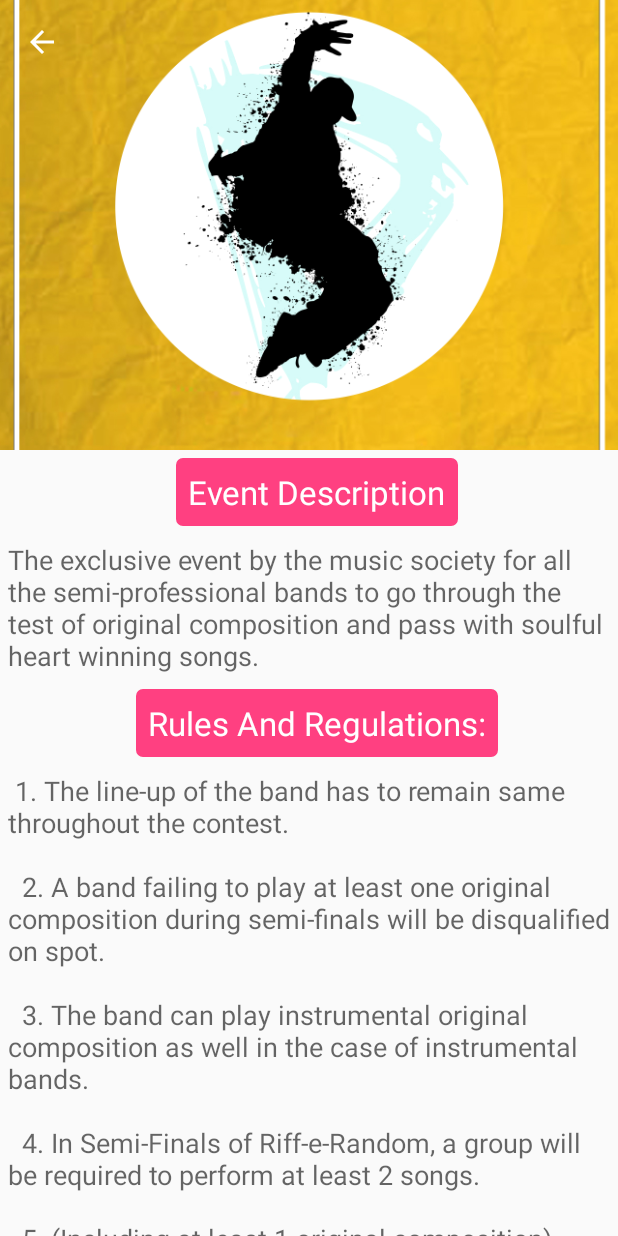
After one commit to MohitKhaitan/KIIT_FEST, an Android app: the BeatsRiffERandom screen opened directly, with no data from a screen before it, on a phone screen of 412 x 824 dp. The commit adds this screen. Run offline under Robolectric (Android 15) with nearby library versions, the phone set to English and light mode, and no system bars.

Commit message:
Initial Commit

```diff
--- a/app/src/main/AndroidManifest.xml
+++ b/app/src/main/AndroidManifest.xml
@@ -52,6 +52,10 @@
             android:parentActivityName=".SubEventBeatsListActivity"
             android:theme="@style/AppTheme.NoActionBar"
             android:label=""/>
+        <activity android:name=".BeatsRiffERandom"
+            android:parentActivityName=".SubEventBeatsListActivity"
+            android:theme="@style/AppTheme.NoActionBar"
+            android:label=""/>
 
         <!-- BEATS SUB EVENT ACTIVITY END-->
 
--- /dev/null
+++ b/app/src/main/java/com/appodroid/mohitkhaitan/kiitfest/BeatsRiffERandom.java
@@ -0,0 +1,30 @@
+package com.appodroid.mohitkhaitan.kiitfest;
+
+import android.os.Bundle;
+import android.support.v7.app.AppCompatActivity;
+import android.support.v7.widget.Toolbar;
+import android.widget.ImageView;
+
+import com.bumptech.glide.Glide;
+
+/**
+ * Created by MOHIT KHAITAN on 22-01-2016.
+ */
+public class BeatsRiffERandom extends AppCompatActivity {
+
+    ImageView imgView;
+    Toolbar toolbar;
+
+    @Override
+    public void onCreate(Bundle savedInstanceState){
+        super.onCreate(savedInstanceState);
+        setContentView(R.layout.beats_riff_e_random);
+
+        toolbar = (Toolbar)findViewById(R.id.toolbar);
+        setSupportActionBar(toolbar);
+        getSupportActionBar().setDisplayHomeAsUpEnabled(true);
+
+        imgView = (ImageView)findViewById(R.id.backdrop);
+        Glide.with(getApplicationContext()).load(R.drawable.dance).into(imgView);
+    }
+}
--- a/app/src/main/java/com/appodroid/mohitkhaitan/kiitfest/SubEventBeatsListActivity.java
+++ b/app/src/main/java/com/appodroid/mohitkhaitan/kiitfest/SubEventBeatsListActivity.java
@@ -74,7 +74,9 @@ public class SubEventBeatsListActivity extends AppCompatActivity {
 //                        Toast.makeText(getApplicationContext(),"Card 3",Toast.LENGTH_SHORT).show();
                         break;
                     case 3:
-                        Toast.makeText(getApplicationContext(),"Card 4",Toast.LENGTH_SHORT).show();
+                        intentBeats = new Intent(getApplicationContext(),BeatsRiffERandom.class);
+                        startActivity(intentBeats);
+//                        Toast.makeText(getApplicationContext(),"Card 4",Toast.LENGTH_SHORT).show();
                         break;
                     case 4:
                         Toast.makeText(getApplicationContext(),"Card 5",Toast.LENGTH_SHORT).show();
--- /dev/null
+++ b/app/src/main/res/layout/beats_riff_e_random.xml
@@ -0,0 +1,209 @@
+<?xml version="1.0" encoding="utf-8"?>
+<RelativeLayout xmlns:android="http://schemas.android.com/apk/res/android"
+    xmlns:app="http://schemas.android.com/apk/res-auto"
+    android:layout_width="match_parent"
+    android:layout_height="match_parent">
+
+    <android.support.design.widget.CoordinatorLayout
+        android:id="@+id/coordinator_layout"
+        android:layout_width="match_parent"
+        android:layout_height="match_parent"
+        android:fitsSystemWindows="true">
+
+        <android.support.design.widget.AppBarLayout
+            android:id="@+id/appbarlayout"
+            android:layout_width="match_parent"
+            android:layout_height="300dp"
+            android:fitsSystemWindows="true"
+            android:theme="@style/ThemeOverlay.AppCompat.Dark.ActionBar">
+
+            <android.support.design.widget.CollapsingToolbarLayout
+                android:id="@+id/collapsing_toolbar"
+                android:layout_width="match_parent"
+                android:layout_height="match_parent"
+                android:fitsSystemWindows="true"
+                app:contentScrim="?attr/colorPrimary"
+                app:expandedTitleMarginEnd="64dp"
+                app:expandedTitleMarginStart="48dp"
+                app:layout_scrollFlags="scroll|exitUntilCollapsed">
+
+                <ImageView
+                    android:id="@+id/backdrop"
+                    android:layout_width="match_parent"
+                    android:layout_height="match_parent"
+                    android:fitsSystemWindows="true"
+                    android:scaleType="centerCrop"
+                    app:layout_collapseMode="parallax" />
+
+
+                <android.support.v7.widget.Toolbar
+                    android:id="@+id/toolbar"
+                    android:layout_width="match_parent"
+                    android:layout_height="?attr/actionBarSize"
+                    android:theme="@style/ThemeOverlay.AppCompat.Dark.ActionBar"
+                    app:layout_collapseMode="pin"
+                    app:popupTheme="@style/ThemeOverlay.AppCompat.Light" />
+
+            </android.support.design.widget.CollapsingToolbarLayout>
+
+        </android.support.design.widget.AppBarLayout>
+
+        <!-- Content to be  added here-->
+        <android.support.v4.widget.NestedScrollView xmlns:android="http://schemas.android.com/apk/res/android"
+            xmlns:app="http://schemas.android.com/apk/res-auto"
+            android:layout_width="match_parent"
+            android:layout_height="match_parent"
+            app:layout_behavior="@string/appbar_scrolling_view_behavior">
+
+            <LinearLayout
+                android:layout_width="match_parent"
+                android:layout_height="match_parent"
+                android:orientation="vertical">
+
+                <TextView
+                    android:id="@+id/event_description_heading"
+                    android:layout_width="wrap_content"
+                    android:layout_height="wrap_content"
+                    android:textAppearance="?android:attr/textAppearanceLarge"
+                    android:text="Event Description"
+                    android:layout_alignParentBottom="true"
+                    android:layout_alignParentStart="true"
+                    android:layout_marginLeft="5dp"
+                    android:background="@drawable/custom_button_design"
+                    android:textColor="#FFFFFF"
+                    android:padding="8dp"
+                    android:layout_marginTop="5dp"
+                    android:layout_gravity="center"/>
+
+                <TextView
+                    android:layout_width="wrap_content"
+                    android:layout_height="wrap_content"
+                    android:textAppearance="?android:attr/textAppearanceMedium"
+                    android:id="@+id/event_description_details"
+                    android:layout_marginLeft="5dp"
+                    android:layout_marginRight="5dp"
+                    android:layout_marginTop="10dp"
+                    android:layout_marginBottom="10dp"
+                    android:text="The exclusive event by the music society for all the semi-professional bands to go through the test of original composition and pass with soulful heart winning songs."
+                    android:layout_alignParentBottom="true"
+                    android:layout_alignParentStart="true" />
+
+                <TextView
+                    android:id="@+id/rules_heading"
+                    android:layout_width="wrap_content"
+                    android:layout_height="wrap_content"
+                    android:textAppearance="?android:attr/textAppearanceLarge"
+                    android:text="Rules And Regulations:"
+                    android:layout_alignParentBottom="true"
+                    android:layout_alignParentStart="true"
+                    android:layout_marginLeft="5dp"
+                    android:background="@drawable/custom_button_design"
+                    android:padding="8dp"
+                    android:textColor="#FFFFFF"
+                    android:layout_gravity="center"/>
+
+                <TextView
+                    android:layout_width="wrap_content"
+                    android:layout_height="wrap_content"
+                    android:textAppearance="?android:attr/textAppearanceMedium"
+                    android:id="@+id/rules_details"
+                    android:layout_marginLeft="5dp"
+                    android:layout_marginRight="5dp"
+                    android:layout_marginTop="10dp"
+                    android:layout_marginBottom="10dp"
+                    android:layout_alignParentBottom="true"
+                    android:layout_alignParentStart="true"
+                    android:text="
+1.	The line-up of the band has to remain same throughout the contest.\n\n
+
+2.	A band failing to play at least one original composition during semi-finals will be disqualified on spot.\n\n
+
+3.	The band can play instrumental original composition as well in the case of instrumental bands.\n\n
+
+4.	In Semi-Finals of Riff-e-Random, a group will be required to perform at least 2 songs.\n\n
+
+5.	(Including at least 1 original composition) within 15 minutes. (Amps on to amps off inclusive of sound check)\n\n
+
+6.	In Finals, a group will be required to perform at least 3 songs (including at least 1 original composition) within 30 minutes. (Amps on to amps off inclusive of sound check)\n\n
+
+7.	Marks will be deducted for exceeding the time limit.\n\n
+
+8.	The KIIT Fest 2016 team holds the right to change the rules at any moment of time.\n\n
+
+9.	Breach of any rules at any stage of the entire process will invite disqualification.\n\n
+
+10.	BANDS WILL BE DISQUALIFIED ON THE SPOT FOR MISCONDUCT, OBSCENITY OR FOUL LANGUAGE, AND WILL BE BANNED FROM PERFORMING AT ALL SUBSEQUENT EDITIONS OF KIIT FEST.\n\n
+
+11.	Equipment provided will be:\n\n
+
+•	One bass amplifier speaker\n
+
+•	One lead amplifier speaker\n
+
+•	Adequate microphones\n
+
+•	Drum set (you can bring along with your own cymbals and chokes/high hats)\n\n
+
+12.	Bands will have to bring their own musical instruments and special effects. However, programmed music is not allowed.\n\n
+
+13.	KIIT Fest will not be held responsible for the failure of any instrument.\n\n
+
+14.	The judges' decision shall be final and binding for all. No complaints or grievances regarding this will be attended to.\n\n
+
+15.	The organizing committee reserves the right to make any last minute change in the rules. The decision of the organizers with respect to line-up is final and abiding.\n
+"/>
+                <TextView
+                    android:id="@+id/rules_indemnification"
+                    android:layout_width="wrap_content"
+                    android:layout_height="wrap_content"
+                    android:textAppearance="?android:attr/textAppearanceLarge"
+                    android:text="Rights And Indemnification"
+                    android:layout_alignParentBottom="true"
+                    android:layout_alignParentStart="true"
+                    android:layout_marginLeft="5dp"
+                    android:background="@drawable/custom_button_design"
+                    android:padding="8dp"
+                    android:textColor="#FFFFFF"
+                    android:layout_gravity="center"/>
+
+                <TextView
+                    android:layout_width="wrap_content"
+                    android:layout_height="wrap_content"
+                    android:textAppearance="?android:attr/textAppearanceMedium"
+                    android:id="@+id/rules_indemnification_details"
+                    android:layout_marginLeft="5dp"
+                    android:layout_marginRight="5dp"
+                    android:layout_marginTop="10dp"
+                    android:layout_marginBottom="10dp"
+                    android:layout_alignParentBottom="true"
+                    android:layout_alignParentStart="true"
+                    android:text="By entering Riff-e-Random and submitting recordings to KIIT FEST, all entrants release, hold harmless and indemnify KIIT Fest, their employees, agents, and affiliates against all first, second and third party claims arising from any song and/or recording submitted which violates any of the competition rules or is the result of any breach of any warranty, representation, covenant or agreement and from any and all liability for any injuries or damage of any kind arising from or in connection with the competition. KIIT Fest is not responsible for late, lost, damaged or postage due entries or for any problems or delays arising from mail Carrier, common carrier or courier failure or malfunction. KIIT Fest reserves the right to disqualify any entry that does not meet the requirements herein outlined at any time.\n"/>
+
+                <TextView
+                    android:id="@+id/notes"
+                    android:layout_width="wrap_content"
+                    android:layout_height="wrap_content"
+                    android:layout_alignParentBottom="true"
+                    android:layout_alignParentStart="true"
+                    android:layout_marginBottom="10dp"
+                    android:layout_marginLeft="5dp"
+                    android:layout_marginRight="5dp"
+                    android:text="NOTE: 50% travel reimbursement policy will be valid for the Finalists and Semi-Finalists. This shall be conveyed to the bands after the prelims round of eliminations."
+                    android:textAppearance="?android:attr/textAppearanceMedium"
+                    android:textColor="#000000"
+                    android:textSize="15sp" />
+
+
+
+
+            </LinearLayout>
+
+        </android.support.v4.widget.NestedScrollView>
+
+
+    </android.support.design.widget.CoordinatorLayout>
+
+
+
+
+</RelativeLayout>
```
